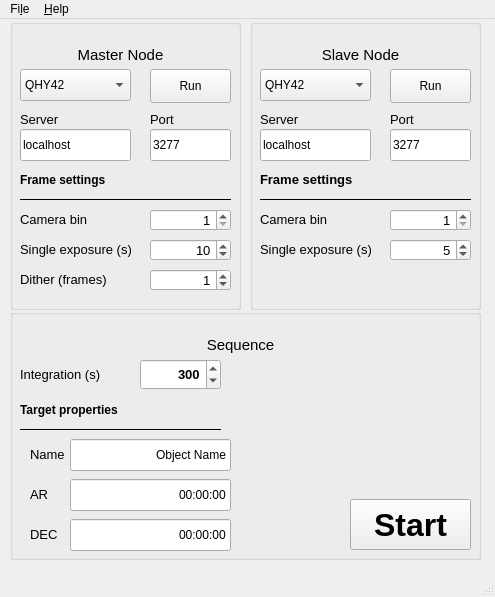
The window that ui/main_ui.ui (irydeo/saas) describes before a commit, drawn with Qt 5.
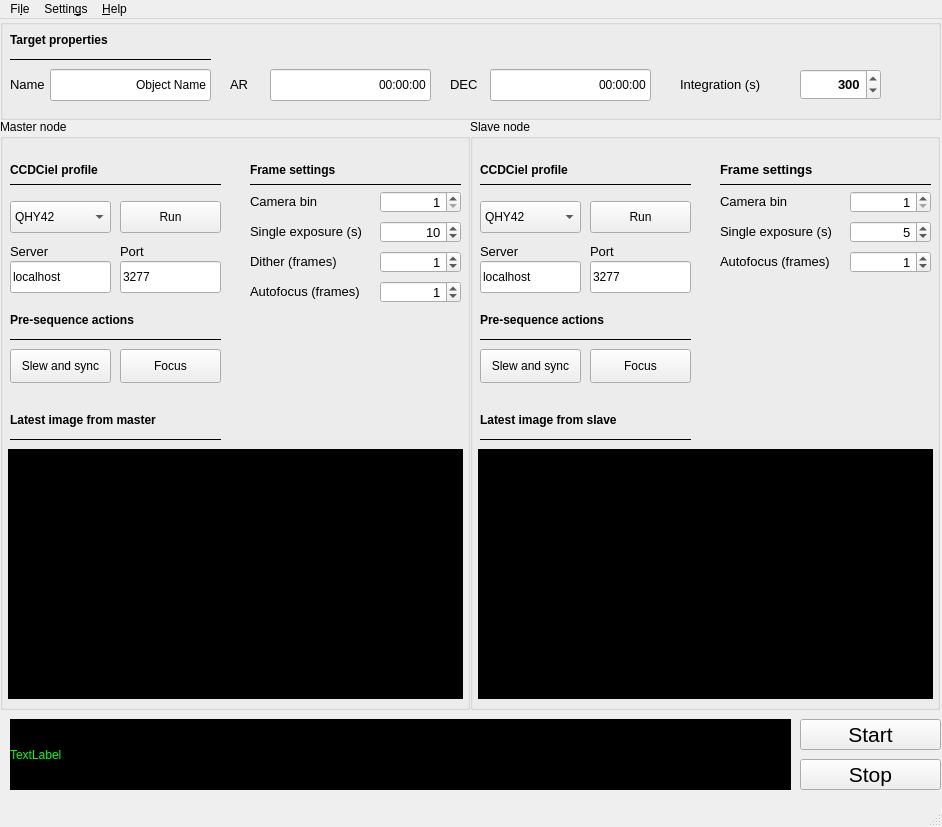
The same window after the commit.

Commit message: Main window interface design is almost complete. Sequence is now threaded

Diff of the .ui file:
```diff
--- a/ui/main_ui.ui
+++ b/ui/main_ui.ui
@@ -6,10 +6,22 @@
    <rect>
     <x>0</x>
     <y>0</y>
-    <width>495</width>
-    <height>597</height>
+    <width>942</width>
+    <height>827</height>
    </rect>
   </property>
+  <property name="sizePolicy">
+   <sizepolicy hsizetype="Fixed" vsizetype="Fixed">
+    <horstretch>0</horstretch>
+    <verstretch>0</verstretch>
+   </sizepolicy>
+  </property>
+  <property name="maximumSize">
+   <size>
+    <width>942</width>
+    <height>827</height>
+   </size>
+  </property>
   <property name="windowTitle">
    <string>SaaS for CCDCiel</string>
   </property>
@@ -17,21 +29,21 @@
    <widget class="QGroupBox" name="masterSystem">
     <property name="geometry">
      <rect>
-      <x>10</x>
-      <y>0</y>
-      <width>231</width>
-      <height>291</height>
+      <x>0</x>
+      <y>100</y>
+      <width>470</width>
+      <height>591</height>
      </rect>
     </property>
     <property name="title">
-     <string/>
+     <string>Master node</string>
     </property>
     <widget class="QComboBox" name="master_profile">
      <property name="geometry">
       <rect>
        <x>10</x>
-       <y>50</y>
-       <width>111</width>
+       <y>82</y>
+       <width>101</width>
        <height>32</height>
       </rect>
      </property>
@@ -52,10 +64,10 @@
     <widget class="QPushButton" name="run_master">
      <property name="geometry">
       <rect>
-       <x>140</x>
-       <y>50</y>
-       <width>81</width>
-       <height>34</height>
+       <x>120</x>
+       <y>82</y>
+       <width>101</width>
+       <height>32</height>
       </rect>
      </property>
      <property name="text">
@@ -65,8 +77,8 @@
     <widget class="QSpinBox" name="master_bin">
      <property name="geometry">
       <rect>
-       <x>140</x>
-       <y>190</y>
+       <x>380</x>
+       <y>72</y>
        <width>81</width>
        <height>22</height>
       </rect>
@@ -98,8 +110,8 @@
     <widget class="QLabel" name="label_39">
      <property name="geometry">
       <rect>
-       <x>10</x>
-       <y>220</y>
+       <x>250</x>
+       <y>102</y>
        <width>121</width>
        <height>21</height>
       </rect>
@@ -116,8 +128,8 @@
     <widget class="QLabel" name="label_40">
      <property name="geometry">
       <rect>
-       <x>10</x>
-       <y>190</y>
+       <x>250</x>
+       <y>72</y>
        <width>91</width>
        <height>21</height>
       </rect>
@@ -134,8 +146,8 @@
     <widget class="QLabel" name="label_163">
      <property name="geometry">
       <rect>
-       <x>10</x>
-       <y>150</y>
+       <x>250</x>
+       <y>40</y>
        <width>201</width>
        <height>21</height>
       </rect>
@@ -153,8 +165,8 @@
     <widget class="Line" name="line_25">
      <property name="geometry">
       <rect>
-       <x>10</x>
-       <y>170</y>
+       <x>250</x>
+       <y>55</y>
        <width>211</width>
        <height>21</height>
       </rect>
@@ -175,8 +187,8 @@
      <property name="geometry">
       <rect>
        <x>10</x>
-       <y>110</y>
-       <width>111</width>
+       <y>142</y>
+       <width>101</width>
        <height>32</height>
       </rect>
      </property>
@@ -190,9 +202,9 @@
     <widget class="QLineEdit" name="master_port">
      <property name="geometry">
       <rect>
-       <x>140</x>
-       <y>110</y>
-       <width>81</width>
+       <x>120</x>
+       <y>142</y>
+       <width>101</width>
        <height>32</height>
       </rect>
      </property>
@@ -207,7 +219,7 @@
      <property name="geometry">
       <rect>
        <x>10</x>
-       <y>90</y>
+       <y>122</y>
        <width>81</width>
        <height>21</height>
       </rect>
@@ -224,8 +236,8 @@
     <widget class="QLabel" name="label_166">
      <property name="geometry">
       <rect>
-       <x>140</x>
-       <y>90</y>
+       <x>120</x>
+       <y>122</y>
        <width>81</width>
        <height>21</height>
       </rect>
@@ -242,8 +254,8 @@
     <widget class="QSpinBox" name="master_single_exposure">
      <property name="geometry">
       <rect>
-       <x>140</x>
-       <y>220</y>
+       <x>380</x>
+       <y>102</y>
        <width>81</width>
        <height>22</height>
       </rect>
@@ -275,8 +287,8 @@
     <widget class="QLabel" name="label_41">
      <property name="geometry">
       <rect>
-       <x>10</x>
-       <y>250</y>
+       <x>250</x>
+       <y>132</y>
        <width>121</width>
        <height>21</height>
       </rect>
@@ -293,8 +305,8 @@
     <widget class="QSpinBox" name="dither_every">
      <property name="geometry">
       <rect>
-       <x>140</x>
-       <y>250</y>
+       <x>380</x>
+       <y>132</y>
        <width>81</width>
        <height>22</height>
       </rect>
@@ -326,32 +338,227 @@
     <widget class="QLabel" name="label">
      <property name="geometry">
       <rect>
-       <x>10</x>
-       <y>20</y>
-       <width>201</width>
-       <height>31</height>
+       <x>250</x>
+       <y>162</y>
+       <width>121</width>
+       <height>21</height>
       </rect>
      </property>
      <property name="font">
       <font>
-       <pointsize>11</pointsize>
+       <pointsize>10</pointsize>
       </font>
      </property>
      <property name="text">
-      <string>Master Node</string>
+      <string>Autofocus (frames)</string>
+     </property>
+    </widget>
+    <widget class="QSpinBox" name="focus_every_master">
+     <property name="geometry">
+      <rect>
+       <x>380</x>
+       <y>162</y>
+       <width>81</width>
+       <height>22</height>
+      </rect>
+     </property>
+     <property name="font">
+      <font>
+       <pointsize>10</pointsize>
+      </font>
+     </property>
+     <property name="contextMenuPolicy">
+      <enum>Qt::ActionsContextMenu</enum>
+     </property>
+     <property name="toolTip">
+      <string>sets the exposure time</string>
+     </property>
+     <property name="alignment">
+      <set>Qt::AlignRight|Qt::AlignTrailing|Qt::AlignVCenter</set>
+     </property>
+     <property name="minimum">
+      <number>0</number>
+     </property>
+     <property name="maximum">
+      <number>100</number>
+     </property>
+     <property name="value">
+      <number>1</number>
+     </property>
+    </widget>
+    <widget class="QLabel" name="master_image">
+     <property name="geometry">
+      <rect>
+       <x>8</x>
+       <y>330</y>
+       <width>455</width>
+       <height>250</height>
+      </rect>
+     </property>
+     <property name="styleSheet">
+      <string notr="true">background-color: rgb(0, 0, 0);</string>
+     </property>
+     <property name="text">
+      <string/>
      </property>
      <property name="alignment">
       <set>Qt::AlignCenter</set>
      </property>
     </widget>
+    <widget class="QLabel" name="label_164">
+     <property name="geometry">
+      <rect>
+       <x>10</x>
+       <y>290</y>
+       <width>201</width>
+       <height>21</height>
+      </rect>
+     </property>
+     <property name="font">
+      <font>
+       <weight>75</weight>
+       <bold>true</bold>
+      </font>
+     </property>
+     <property name="text">
+      <string>Latest image from master</string>
+     </property>
+    </widget>
+    <widget class="Line" name="line_26">
+     <property name="geometry">
+      <rect>
+       <x>10</x>
+       <y>310</y>
+       <width>211</width>
+       <height>21</height>
+      </rect>
+     </property>
+     <property name="font">
+      <font>
+       <pointsize>10</pointsize>
+      </font>
+     </property>
+     <property name="frameShadow">
+      <enum>QFrame::Plain</enum>
+     </property>
+     <property name="orientation">
+      <enum>Qt::Horizontal</enum>
+     </property>
+    </widget>
+    <widget class="QLabel" name="label_167">
+     <property name="geometry">
+      <rect>
+       <x>10</x>
+       <y>40</y>
+       <width>201</width>
+       <height>21</height>
+      </rect>
+     </property>
+     <property name="font">
+      <font>
+       <weight>75</weight>
+       <bold>true</bold>
+      </font>
+     </property>
+     <property name="text">
+      <string>CCDCiel profile</string>
+     </property>
+    </widget>
+    <widget class="Line" name="line_27">
+     <property name="geometry">
+      <rect>
+       <x>10</x>
+       <y>55</y>
+       <width>211</width>
+       <height>21</height>
+      </rect>
+     </property>
+     <property name="font">
+      <font>
+       <pointsize>10</pointsize>
+      </font>
+     </property>
+     <property name="frameShadow">
+      <enum>QFrame::Plain</enum>
+     </property>
+     <property name="orientation">
+      <enum>Qt::Horizontal</enum>
+     </property>
+    </widget>
+    <widget class="Line" name="line_30">
+     <property name="geometry">
+      <rect>
+       <x>10</x>
+       <y>210</y>
+       <width>211</width>
+       <height>21</height>
+      </rect>
+     </property>
+     <property name="font">
+      <font>
+       <pointsize>10</pointsize>
+      </font>
+     </property>
+     <property name="frameShadow">
+      <enum>QFrame::Plain</enum>
+     </property>
+     <property name="orientation">
+      <enum>Qt::Horizontal</enum>
+     </property>
+    </widget>
+    <widget class="QLabel" name="label_168">
+     <property name="geometry">
+      <rect>
+       <x>10</x>
+       <y>190</y>
+       <width>201</width>
+       <height>21</height>
+      </rect>
+     </property>
+     <property name="font">
+      <font>
+       <weight>75</weight>
+       <bold>true</bold>
+      </font>
+     </property>
+     <property name="text">
+      <string>Pre-sequence actions</string>
+     </property>
+    </widget>
+    <widget class="QPushButton" name="master_slew">
+     <property name="geometry">
+      <rect>
+       <x>10</x>
+       <y>230</y>
+       <width>101</width>
+       <height>34</height>
+      </rect>
+     </property>
+     <property name="text">
+      <string>Slew and sync</string>
+     </property>
+    </widget>
+    <widget class="QPushButton" name="master_focus">
+     <property name="geometry">
+      <rect>
+       <x>120</x>
+       <y>230</y>
+       <width>101</width>
+       <height>34</height>
+      </rect>
+     </property>
+     <property name="text">
+      <string>Focus</string>
+     </property>
+    </widget>
    </widget>
    <widget class="QGroupBox" name="groupBox">
     <property name="geometry">
      <rect>
-      <x>10</x>
-      <y>290</y>
-      <width>471</width>
-      <height>251</height>
+      <x>0</x>
+      <y>0</y>
+      <width>941</width>
+      <height>101</height>
      </rect>
     </property>
     <property name="title">
@@ -360,7 +567,7 @@
     <widget class="QSpinBox" name="integration_time">
      <property name="geometry">
       <rect>
-       <x>130</x>
+       <x>800</x>
        <y>50</y>
        <width>81</width>
        <height>31</height>
@@ -395,7 +602,7 @@
     <widget class="QLabel" name="label_42">
      <property name="geometry">
       <rect>
-       <x>10</x>
+       <x>680</x>
        <y>55</y>
        <width>121</width>
        <height>21</height>
@@ -415,8 +622,8 @@
     <widget class="QLineEdit" name="object_name">
      <property name="geometry">
       <rect>
-       <x>60</x>
-       <y>130</y>
+       <x>50</x>
+       <y>50</y>
        <width>161</width>
        <height>32</height>
       </rect>
@@ -432,7 +639,7 @@
      <property name="geometry">
       <rect>
        <x>10</x>
-       <y>90</y>
+       <y>10</y>
        <width>201</width>
        <height>21</height>
       </rect>
@@ -451,7 +658,7 @@
      <property name="geometry">
       <rect>
        <x>10</x>
-       <y>110</y>
+       <y>30</y>
        <width>201</width>
        <height>21</height>
       </rect>
@@ -471,8 +678,8 @@
     <widget class="QLabel" name="label_51">
      <property name="geometry">
       <rect>
-       <x>20</x>
-       <y>130</y>
+       <x>10</x>
+       <y>50</y>
        <width>41</width>
        <height>31</height>
       </rect>
@@ -489,8 +696,8 @@
     <widget class="QLineEdit" name="ar">
      <property name="geometry">
       <rect>
-       <x>60</x>
-       <y>170</y>
+       <x>270</x>
+       <y>50</y>
        <width>161</width>
        <height>32</height>
       </rect>
@@ -505,8 +712,8 @@
     <widget class="QLabel" name="label_52">
      <property name="geometry">
       <rect>
-       <x>20</x>
-       <y>170</y>
+       <x>230</x>
+       <y>50</y>
        <width>31</width>
        <height>31</height>
       </rect>
@@ -526,8 +733,8 @@
     <widget class="QLabel" name="label_53">
      <property name="geometry">
       <rect>
-       <x>20</x>
-       <y>210</y>
+       <x>450</x>
+       <y>50</y>
        <width>31</width>
        <height>31</height>
       </rect>
@@ -544,8 +751,8 @@
     <widget class="QLineEdit" name="dec">
      <property name="geometry">
       <rect>
-       <x>60</x>
-       <y>210</y>
+       <x>490</x>
+       <y>50</y>
        <width>161</width>
        <height>32</height>
       </rect>
@@ -557,66 +764,25 @@
       <set>Qt::AlignRight|Qt::AlignTrailing|Qt::AlignVCenter</set>
      </property>
     </widget>
-    <widget class="QLabel" name="label_5">
-     <property name="geometry">
-      <rect>
-       <x>130</x>
-       <y>20</y>
-       <width>201</width>
-       <height>31</height>
-      </rect>
-     </property>
-     <property name="font">
-      <font>
-       <pointsize>11</pointsize>
-      </font>
-     </property>
-     <property name="text">
-      <string>Sequence</string>
-     </property>
-     <property name="alignment">
-      <set>Qt::AlignCenter</set>
-     </property>
-    </widget>
-    <widget class="QPushButton" name="start">
-     <property name="geometry">
-      <rect>
-       <x>340</x>
-       <y>190</y>
-       <width>121</width>
-       <height>51</height>
-      </rect>
-     </property>
-     <property name="font">
-      <font>
-       <pointsize>24</pointsize>
-       <weight>75</weight>
-       <bold>true</bold>
-      </font>
-     </property>
-     <property name="text">
-      <string>Start</string>
-     </property>
-    </widget>
    </widget>
    <widget class="QGroupBox" name="slaveSystem">
     <property name="geometry">
      <rect>
-      <x>250</x>
-      <y>0</y>
-      <width>231</width>
-      <height>291</height>
+      <x>470</x>
+      <y>100</y>
+      <width>470</width>
+      <height>591</height>
      </rect>
     </property>
     <property name="title">
-     <string/>
+     <string>Slave node</string>
     </property>
     <widget class="QComboBox" name="slave_profile">
      <property name="geometry">
       <rect>
        <x>10</x>
-       <y>50</y>
-       <width>111</width>
+       <y>82</y>
+       <width>101</width>
        <height>32</height>
       </rect>
      </property>
@@ -637,10 +803,10 @@
     <widget class="QPushButton" name="run_slave">
      <property name="geometry">
       <rect>
-       <x>140</x>
-       <y>50</y>
-       <width>81</width>
-       <height>34</height>
+       <x>120</x>
+       <y>82</y>
+       <width>101</width>
+       <height>32</height>
       </rect>
      </property>
      <property name="text">
@@ -650,8 +816,8 @@
     <widget class="QSpinBox" name="slave_bin">
      <property name="geometry">
       <rect>
-       <x>140</x>
-       <y>190</y>
+       <x>380</x>
+       <y>72</y>
        <width>81</width>
        <height>22</height>
       </rect>
@@ -683,8 +849,8 @@
     <widget class="QLabel" name="label_49">
      <property name="geometry">
       <rect>
-       <x>10</x>
-       <y>220</y>
+       <x>250</x>
+       <y>102</y>
        <width>121</width>
        <height>21</height>
       </rect>
@@ -701,8 +867,8 @@
     <widget class="QLabel" name="label_50">
      <property name="geometry">
       <rect>
-       <x>10</x>
-       <y>190</y>
+       <x>250</x>
+       <y>72</y>
        <width>91</width>
        <height>21</height>
       </rect>
@@ -719,8 +885,8 @@
     <widget class="QLabel" name="label_172">
      <property name="geometry">
       <rect>
-       <x>10</x>
-       <y>150</y>
+       <x>250</x>
+       <y>40</y>
        <width>201</width>
        <height>21</height>
       </rect>
@@ -739,8 +905,8 @@
     <widget class="Line" name="line_28">
      <property name="geometry">
       <rect>
-       <x>10</x>
-       <y>170</y>
+       <x>250</x>
+       <y>55</y>
        <width>211</width>
        <height>21</height>
       </rect>
@@ -761,8 +927,8 @@
      <property name="geometry">
       <rect>
        <x>10</x>
-       <y>110</y>
-       <width>111</width>
+       <y>142</y>
+       <width>101</width>
        <height>32</height>
       </rect>
      </property>
@@ -776,9 +942,9 @@
     <widget class="QLineEdit" name="slave_port">
      <property name="geometry">
       <rect>
-       <x>140</x>
-       <y>110</y>
-       <width>81</width>
+       <x>120</x>
+       <y>142</y>
+       <width>101</width>
        <height>32</height>
       </rect>
      </property>
@@ -793,7 +959,7 @@
      <property name="geometry">
       <rect>
        <x>10</x>
-       <y>90</y>
+       <y>122</y>
        <width>81</width>
        <height>21</height>
       </rect>
@@ -810,8 +976,8 @@
     <widget class="QLabel" name="label_174">
      <property name="geometry">
       <rect>
-       <x>140</x>
-       <y>90</y>
+       <x>120</x>
+       <y>122</y>
        <width>81</width>
        <height>21</height>
       </rect>
@@ -828,8 +994,8 @@
     <widget class="QSpinBox" name="slave_single_exposure">
      <property name="geometry">
       <rect>
-       <x>140</x>
-       <y>220</y>
+       <x>380</x>
+       <y>102</y>
        <width>81</width>
        <height>22</height>
       </rect>
@@ -858,27 +1024,282 @@
       <number>5</number>
      </property>
     </widget>
-    <widget class="QLabel" name="label_4">
+    <widget class="QSpinBox" name="focus_every_slave">
      <property name="geometry">
       <rect>
-       <x>10</x>
-       <y>20</y>
-       <width>201</width>
-       <height>31</height>
+       <x>380</x>
+       <y>132</y>
+       <width>81</width>
+       <height>22</height>
       </rect>
      </property>
      <property name="font">
       <font>
-       <pointsize>11</pointsize>
+       <pointsize>10</pointsize>
       </font>
      </property>
+     <property name="contextMenuPolicy">
+      <enum>Qt::ActionsContextMenu</enum>
+     </property>
+     <property name="toolTip">
+      <string>sets the exposure time</string>
+     </property>
+     <property name="alignment">
+      <set>Qt::AlignRight|Qt::AlignTrailing|Qt::AlignVCenter</set>
+     </property>
+     <property name="minimum">
+      <number>0</number>
+     </property>
+     <property name="maximum">
+      <number>100</number>
+     </property>
+     <property name="value">
+      <number>1</number>
+     </property>
+    </widget>
+    <widget class="QLabel" name="fo">
+     <property name="geometry">
+      <rect>
+       <x>250</x>
+       <y>132</y>
+       <width>121</width>
+       <height>21</height>
+      </rect>
+     </property>
+     <property name="font">
+      <font>
+       <pointsize>10</pointsize>
+      </font>
+     </property>
      <property name="text">
-      <string>Slave Node</string>
+      <string>Autofocus (frames)</string>
+     </property>
+    </widget>
+    <widget class="QLabel" name="slave_image">
+     <property name="geometry">
+      <rect>
+       <x>8</x>
+       <y>330</y>
+       <width>455</width>
+       <height>250</height>
+      </rect>
+     </property>
+     <property name="styleSheet">
+      <string notr="true">background-color: rgb(0, 0, 0);</string>
+     </property>
+     <property name="text">
+      <string/>
      </property>
      <property name="alignment">
       <set>Qt::AlignCenter</set>
      </property>
     </widget>
+    <widget class="Line" name="line_31">
+     <property name="geometry">
+      <rect>
+       <x>10</x>
+       <y>310</y>
+       <width>211</width>
+       <height>21</height>
+      </rect>
+     </property>
+     <property name="font">
+      <font>
+       <pointsize>10</pointsize>
+      </font>
+     </property>
+     <property name="frameShadow">
+      <enum>QFrame::Plain</enum>
+     </property>
+     <property name="orientation">
+      <enum>Qt::Horizontal</enum>
+     </property>
+    </widget>
+    <widget class="QLabel" name="label_169">
+     <property name="geometry">
+      <rect>
+       <x>10</x>
+       <y>290</y>
+       <width>201</width>
+       <height>21</height>
+      </rect>
+     </property>
+     <property name="font">
+      <font>
+       <weight>75</weight>
+       <bold>true</bold>
+      </font>
+     </property>
+     <property name="text">
+      <string>Latest image from slave</string>
+     </property>
+    </widget>
+    <widget class="QLabel" name="label_170">
+     <property name="geometry">
+      <rect>
+       <x>10</x>
+       <y>40</y>
+       <width>201</width>
+       <height>21</height>
+      </rect>
+     </property>
+     <property name="font">
+      <font>
+       <weight>75</weight>
+       <bold>true</bold>
+      </font>
+     </property>
+     <property name="text">
+      <string>CCDCiel profile</string>
+     </property>
+    </widget>
+    <widget class="Line" name="line_32">
+     <property name="geometry">
+      <rect>
+       <x>10</x>
+       <y>55</y>
+       <width>211</width>
+       <height>21</height>
+      </rect>
+     </property>
+     <property name="font">
+      <font>
+       <pointsize>10</pointsize>
+      </font>
+     </property>
+     <property name="frameShadow">
+      <enum>QFrame::Plain</enum>
+     </property>
+     <property name="orientation">
+      <enum>Qt::Horizontal</enum>
+     </property>
+    </widget>
+    <widget class="QLabel" name="label_171">
+     <property name="geometry">
+      <rect>
+       <x>10</x>
+       <y>190</y>
+       <width>201</width>
+       <height>21</height>
+      </rect>
+     </property>
+     <property name="font">
+      <font>
+       <weight>75</weight>
+       <bold>true</bold>
+      </font>
+     </property>
+     <property name="text">
+      <string>Pre-sequence actions</string>
+     </property>
+    </widget>
+    <widget class="QPushButton" name="slave_focus">
+     <property name="enabled">
+      <bool>true</bool>
+     </property>
+     <property name="geometry">
+      <rect>
+       <x>120</x>
+       <y>230</y>
+       <width>101</width>
+       <height>34</height>
+      </rect>
+     </property>
+     <property name="text">
+      <string>Focus</string>
+     </property>
+    </widget>
+    <widget class="Line" name="line_33">
+     <property name="geometry">
+      <rect>
+       <x>10</x>
+       <y>210</y>
+       <width>211</width>
+       <height>21</height>
+      </rect>
+     </property>
+     <property name="font">
+      <font>
+       <pointsize>10</pointsize>
+      </font>
+     </property>
+     <property name="frameShadow">
+      <enum>QFrame::Plain</enum>
+     </property>
+     <property name="orientation">
+      <enum>Qt::Horizontal</enum>
+     </property>
+    </widget>
+    <widget class="QPushButton" name="slave_slew">
+     <property name="geometry">
+      <rect>
+       <x>10</x>
+       <y>230</y>
+       <width>101</width>
+       <height>34</height>
+      </rect>
+     </property>
+     <property name="text">
+      <string>Slew and sync</string>
+     </property>
+    </widget>
+   </widget>
+   <widget class="QPushButton" name="start">
+    <property name="geometry">
+     <rect>
+      <x>800</x>
+      <y>700</y>
+      <width>141</width>
+      <height>31</height>
+     </rect>
+    </property>
+    <property name="font">
+     <font>
+      <pointsize>16</pointsize>
+      <weight>50</weight>
+      <bold>false</bold>
+     </font>
+    </property>
+    <property name="text">
+     <string>Start</string>
+    </property>
+   </widget>
+   <widget class="QLabel" name="log">
+    <property name="geometry">
+     <rect>
+      <x>10</x>
+      <y>700</y>
+      <width>781</width>
+      <height>71</height>
+     </rect>
+    </property>
+    <property name="styleSheet">
+     <string notr="true">background-color: rgb(0, 0, 0);
+color: rgb(0, 255, 0);</string>
+    </property>
+    <property name="text">
+     <string>TextLabel</string>
+    </property>
+   </widget>
+   <widget class="QPushButton" name="stop">
+    <property name="geometry">
+     <rect>
+      <x>800</x>
+      <y>740</y>
+      <width>141</width>
+      <height>31</height>
+     </rect>
+    </property>
+    <property name="font">
+     <font>
+      <pointsize>16</pointsize>
+      <weight>50</weight>
+      <bold>false</bold>
+     </font>
+    </property>
+    <property name="text">
+     <string>Stop</string>
+    </property>
    </widget>
   </widget>
   <widget class="QMenuBar" name="menubar">
@@ -886,7 +1307,7 @@
     <rect>
      <x>0</x>
      <y>0</y>
-     <width>495</width>
+     <width>942</width>
      <height>30</height>
     </rect>
    </property>
@@ -902,7 +1323,14 @@
     </property>
     <addaction name="actionAbout_SaaS"/>
    </widget>
+   <widget class="QMenu" name="menuSettings">
+    <property name="title">
+     <string>Settin&amp;gs</string>
+    </property>
+    <addaction name="actionSequence_options"/>
+   </widget>
    <addaction name="menuFile"/>
+   <addaction name="menuSettings"/>
    <addaction name="menuHelp"/>
   </widget>
   <widget class="QStatusBar" name="statusbar"/>
```
Left out of the diff: 7 changed lines with no effect on the pictures. The commit also changes 7 other files.
